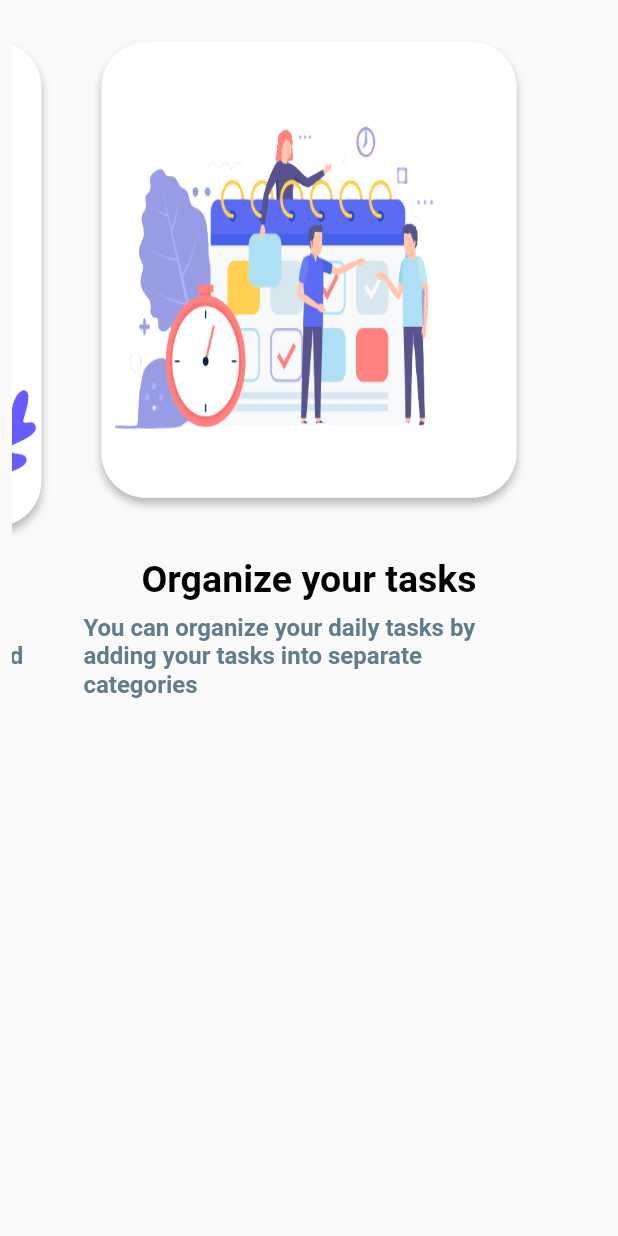
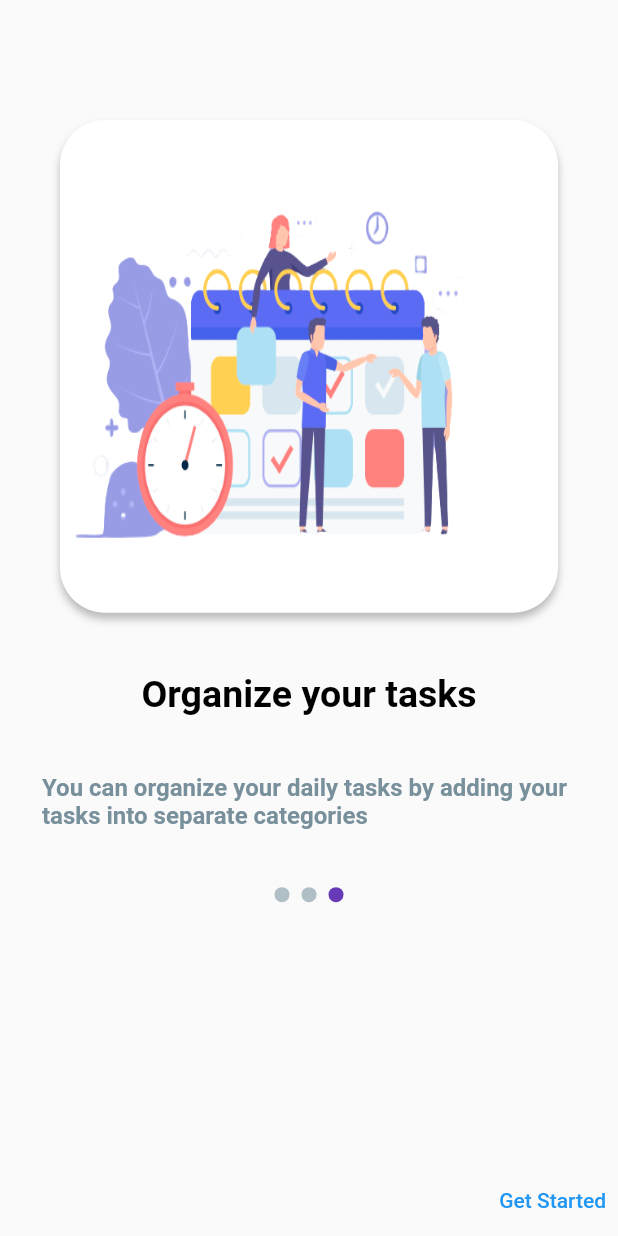
Before and after one commit to SaritaTrentium/Todo_app, a Flutter app: the screen it shows after launch, swiped to page 3, on a phone screen of 412 x 824 dp. Run offline on Flutter 3.47's test engine with Material 2 defaults, Android fonts, the phone set to English and light mode, and no system bars; our stand-ins replace carousel_slider, cloud_firestore, country_picker, firebase_auth, firebase_core, flutter_local_notifications and 6 more; accounts and stored records are empty; generated files the repository leaves out were written again.

Commit message:
Slider Page Done

```diff
--- a/lib/main.dart
+++ b/lib/main.dart
@@ -1,8 +1,8 @@
-import 'package:firebase_auth/firebase_auth.dart';
 import 'package:flutter/material.dart';
 import 'package:hive_flutter/hive_flutter.dart';
 import 'package:logger/logger.dart';
 import 'package:provider/provider.dart';
+import 'package:todo_app/firebase_options.dart';
 import 'package:todo_app/models/todo_model.dart';
 import 'package:todo_app/models/user_model.dart';
 import 'package:todo_app/providers/auth_provider.dart';
@@ -27,7 +27,11 @@ import 'package:shared_preferences/shared_preferences.dart';
 Future<void> main() async {
   var logger = Logger();
   WidgetsFlutterBinding.ensureInitialized();
-  await Firebase.initializeApp();
+  logger.d("Starting Firebase initialization");
+  await Firebase.initializeApp(
+    options: DefaultFirebaseOptions.currentPlatform,
+  );
+  logger.d("Firebase initialization completed");
   await SharedPreferences.getInstance();
 
   NotificationService().initialize();
@@ -68,18 +72,19 @@ class _MyAppState extends State<MyApp> {
       themeMode: _themeProvider.themeMode,
       theme: ThemeData.light(),
       darkTheme: ThemeData.dark(),
-      home: StreamBuilder(
-          stream: FirebaseAuth.instance.authStateChanges(),
-          builder: (context, snapshot) {
-            if (snapshot.connectionState == ConnectionState.waiting) {
-              return CircularProgressIndicator();
-            } else if (snapshot.hasData) {
-              return TodoListScreen();
-            } else {
-              return UpTodo();
-            }
-        }
-      ),
+      home: UpTodo(),
+      // home: StreamBuilder(
+      //     stream: FirebaseAuth.instance.authStateChanges(),
+      //     builder: (context, snapshot) {
+      //       if (snapshot.connectionState == ConnectionState.waiting) {
+      //         return CircularProgressIndicator();
+      //       } else if (snapshot.hasData) {
+      //         return TodoListScreen();
+      //       } else {
+      //         return UpTodo();
+      //       }
+      //   }
+      // ),
       routes: {
         '/todoFirst': (context) => UpTodo(),
         '/slider': (context) => SliderScreen(),
--- a/lib/models/slider_data.dart
+++ b/lib/models/slider_data.dart
@@ -7,7 +7,7 @@ class SliderDataModel{
 }
 
 List<SliderDataModel> sliderList = [
-  SliderDataModel("Manage your tasks", "You can easily manage all of your daily tasks in demo for free", "assets/info/manage_todo.png'"),
+  SliderDataModel("Manage your tasks", "You can easily manage all of your daily tasks in demo for free", "assets/info/manage_todo.png"),
   SliderDataModel("Create daily routine", "Todo you can create your personalized routine to stay productive", "assets/info/daily_todo.png"),
   SliderDataModel("Organize your tasks", "You can organize your daily tasks by adding your tasks into separate categories", "assets/info/organize_todo.png"),
 ];
--- a/lib/screens/info/slider.dart
+++ b/lib/screens/info/slider.dart
@@ -15,7 +15,7 @@ class _SliderScreenState extends State<SliderScreen> {
   @override
   void initState() {
     super.initState();
-    _pageController = PageController(initialPage: _currentPage,viewportFraction: 0.8);
+    _pageController = PageController(initialPage: _currentPage,viewportFraction: 1.0);
   }
 
   @override
@@ -28,38 +28,71 @@ class _SliderScreenState extends State<SliderScreen> {
     return Scaffold(
       body: SingleChildScrollView(
         child: Padding(
-          padding: const EdgeInsets.all(8.0),
+          padding: const EdgeInsets.only(top: 60.0, left: 20.0, right: 20.0),
           child: Container(
             child: Column(
               mainAxisAlignment: MainAxisAlignment.center,
               children: <Widget>[
                     AspectRatio(
-                      aspectRatio: 0.85,
+                      aspectRatio: 0.70,
                       child: PageView.builder(
                         itemCount: sliderList.length,
                         physics: const ClampingScrollPhysics(),
                         controller: _pageController,
+                        onPageChanged: (int index){
+                          setState(() {
+                            _currentPage = index;
+                          });
+                        },
                         itemBuilder: (context, index){
                           return carouselView(index);
                         },
                       ),
                     ),
+                Row(
+                  mainAxisAlignment: MainAxisAlignment.center,
+                  children: sliderList.asMap().entries.map((entry) {
+                    return GestureDetector(
+                      onTap: () {
+                        _pageController.animateToPage(entry.key, duration: Duration(milliseconds: 500), curve: Curves.ease);
+                      },
+                      child: Container(
+                        width: 10.0,
+                        height: 10.0,
+                        margin: EdgeInsets.symmetric(horizontal: 4.0),
+                        decoration: BoxDecoration(
+                          shape: BoxShape.circle,
+                          color: _currentPage == entry.key ? Colors.deepPurple : Colors.blueGrey.shade200,
+                        ),
+                      ),
+                    );
+                  }).toList(),
+                ),
                 ],
             ),
           ),
         ),
       ),
-      // bottomNavigationBar: Row(
-      //   mainAxisAlignment: MainAxisAlignment.spaceBetween,
-      //     children: [
-      //       TextButton(onPressed: (){
-      //         Navigator.of(context).pushNamed('/welcome');
-      //       }, child: Text('SKIP'),),
-      //       TextButton(onPressed: (){
-      //         Navigator.of(context).pushNamed('/welcome');
-      //       }, child: Text('Get Started'),),
-      //     ],
-      // ),
+      bottomNavigationBar: _currentPage < sliderList.length -1
+      ? Row(
+        mainAxisAlignment: MainAxisAlignment.spaceBetween,
+          children: [
+            TextButton(onPressed: (){
+              Navigator.of(context).pushNamed('/welcome');
+            }, child: Text('SKIP'),),
+            TextButton(onPressed: (){
+              _pageController.nextPage(duration: Duration(milliseconds: 500), curve: Curves.ease);
+            }, child: Text('Next'),),
+          ],
+      )
+    : Row(
+        mainAxisAlignment: MainAxisAlignment.end,
+        children: [
+          TextButton(onPressed: (){
+            Navigator.of(context).pushNamed('/welcome');
+          }, child: Text('Get Started'),),
+        ],
+      ),
     );
   }
 
@@ -68,14 +101,6 @@ class _SliderScreenState extends State<SliderScreen> {
      animation: _pageController,
      builder: (context, child){
        return carouselCard(sliderList[index]);
-      //  double value = 0.0;
-      // if(_pageController.position.haveDimensions){
-      //   value = index.toDouble() - (_pageController.page ?? 0);
-      //   value = (value * 0.038).clamp(-1, 1);
-      // }
-      // return Transform.rotate(
-      //   angle: pi * value,
-      //   child: carouselCard(sliderList[index]),);
      },
     );
 
@@ -109,10 +134,12 @@ class _SliderScreenState extends State<SliderScreen> {
           padding: const EdgeInsets.only(top: 20.0),
           child: Text(data.title,  style: TextStyle(color: Colors.black, fontSize: 25, fontWeight: FontWeight.bold),),
         ),
+        const SizedBox(height: 30,),
         Padding(
           padding: const EdgeInsets.all(8.0),
-          child: Text(data.subTitle,  style: TextStyle(color: Colors.blueGrey, fontSize: 16, fontWeight: FontWeight.bold),),
+          child: Text(data.subTitle,  style: TextStyle(color: Colors.blueGrey.shade400, fontSize: 16, fontWeight: FontWeight.bold),),
         ),
+        const SizedBox(height: 30,),
       ],
     );
   }
--- a/lib/screens/info/upTodo.dart
+++ b/lib/screens/info/upTodo.dart
@@ -22,6 +22,7 @@ class _UpTodoState extends State<UpTodo> {
         width: MediaQuery.of(context).size.width,
         child: Column(
           mainAxisAlignment: MainAxisAlignment.center,
+          crossAxisAlignment: CrossAxisAlignment.center,
           children: [
             Image.asset('assets/info/todo.png',height: 400,width: 400,),
             Text('Todo App',style: TextStyle(color: Colors.purple.shade400,fontSize:40,fontWeight: FontWeight.bold),),
--- a/pubspec.yaml
+++ b/pubspec.yaml
@@ -33,9 +33,9 @@ dependencies:
   hive: ^2.2.3
   hive_flutter: ^1.1.0
   intl: ^0.18.1
-  flutter_local_notifications: ^15.1.1
+  flutter_local_notifications: ^16.1.0
   timezone: ^0.9.2
-  firebase_core: ^2.16.0
+  firebase_core: ^2.20.0
   firebase_auth: ^4.10.0
   cloud_firestore: ^4.9.2
   provider: ^6.0.5
@@ -84,7 +84,6 @@ flutter:
 
   # To add assets to your application, add an assets section, like this:
   assets:
-    - assets/images/
     - assets/info/
   #   - images/a_dot_ham.jpeg
 
```
Also changed, not shown: pubspec.lock, 8 other files.
